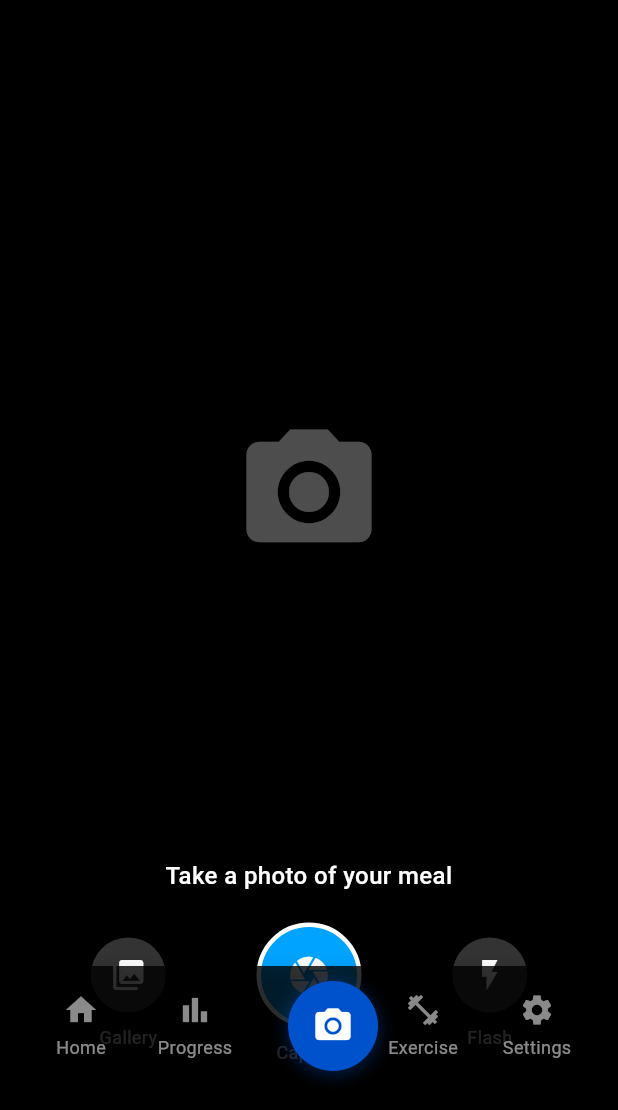
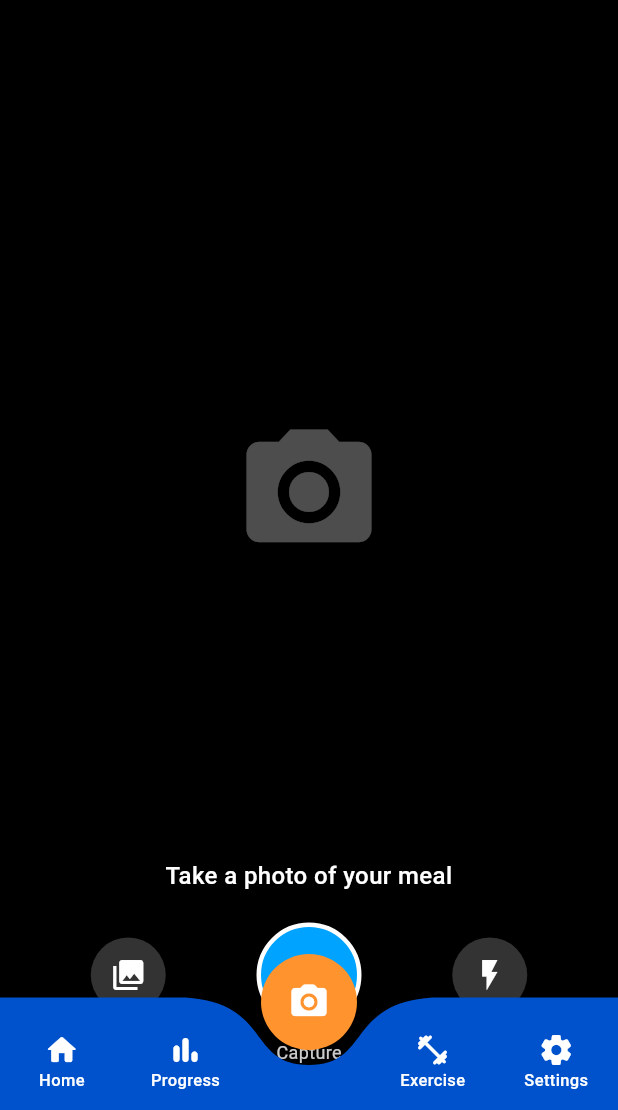
Before and after one commit to siho1117/food_cal_backup, a Flutter app: the screen it shows after launch, item 3 of the bottom bar chosen, on a phone screen of 412 x 824 dp, the part 126-1236 px from its top. Run offline on Flutter 3.47's test engine with Material 3 defaults, Android fonts, the phone set to English and light mode, and no system bars; drawn by our look-alikes of curved_navigation_bar; our stand-ins replace shared_preferences; accounts and stored records are empty.

```diff
--- a/lib/widgets/custom_bottom_nav.dart
+++ b/lib/widgets/custom_bottom_nav.dart
@@ -1,7 +1,8 @@
 import 'package:flutter/material.dart';
+import 'package:curved_navigation_bar/curved_navigation_bar.dart';
 import '../config/theme.dart';
 
-class CustomBottomNav extends StatefulWidget {
+class CustomBottomNav extends StatelessWidget {
   final int currentIndex;
   final Function(int) onTap;
 
@@ -12,216 +13,59 @@ class CustomBottomNav extends StatefulWidget {
   }) : super(key: key);
 
   @override
-  State<CustomBottomNav> createState() => _CustomBottomNavState();
-}
+  Widget build(BuildContext context) {
+    // Very dark beige, almost brown for stronger contrast
+    final navBarColor = AppTheme.primaryBlue; // Very dark beige
+    final primaryBlue = const Color.fromARGB(
+        255, 255, 147, 46); // App's primary blue for selected button
 
-class _CustomBottomNavState extends State<CustomBottomNav>
-    with SingleTickerProviderStateMixin {
-  late AnimationController _animationController;
-
-  // For interpolating between indices
-  late int _previousIndex;
-
-  @override
-  void initState() {
-    super.initState();
-    _previousIndex = widget.currentIndex;
-
-    _animationController = AnimationController(
-      vsync: this,
-      duration: const Duration(milliseconds: 300),
+    return CurvedNavigationBar(
+      index: currentIndex,
+      height: 75, // Maintained height
+      backgroundColor: Colors.transparent,
+      color: navBarColor, // Very dark beige navigation bar
+      buttonBackgroundColor: primaryBlue, // Selected button is blue
+      animationCurve: Curves.easeOutCubic,
+      animationDuration: const Duration(milliseconds: 400),
+      items: [
+        _buildNavItem(Icons.home_rounded, 'Home', 0),
+        _buildNavItem(Icons.bar_chart_rounded, 'Progress', 1),
+        _buildNavItem(Icons.camera_alt_rounded, 'Camera', 2),
+        _buildNavItem(Icons.fitness_center_rounded, 'Exercise', 3),
+        _buildNavItem(Icons.settings_rounded, 'Settings', 4),
+      ],
+      onTap: onTap,
     );
   }
 
-  @override
-  void dispose() {
-    _animationController.dispose();
-    super.dispose();
-  }
+  Widget _buildNavItem(IconData icon, String label, int index) {
+    final bool isSelected = currentIndex == index;
 
-  @override
-  void didUpdateWidget(CustomBottomNav oldWidget) {
-    super.didUpdateWidget(oldWidget);
-
-    if (widget.currentIndex != oldWidget.currentIndex) {
-      _previousIndex = oldWidget.currentIndex;
-      _animationController.forward(from: 0.0);
-    }
-  }
-
-  @override
-  Widget build(BuildContext context) {
-    // Get screen width only in build method
-    final screenWidth = MediaQuery.of(context).size.width;
-
-    return Container(
-      height: 80,
-      margin: const EdgeInsets.all(16),
-      decoration: BoxDecoration(
-        color: Colors.black.withOpacity(0.8),
-        borderRadius: BorderRadius.circular(30),
-        boxShadow: [
-          BoxShadow(
-            color: Colors.black.withOpacity(0.15),
-            blurRadius: 10,
-            spreadRadius: 1,
-            offset: const Offset(0, 4),
-          ),
-        ],
-      ),
-      child: Stack(
-        children: [
-          // Background items
-          Row(
-            mainAxisAlignment: MainAxisAlignment.spaceEvenly,
-            crossAxisAlignment: CrossAxisAlignment.center,
-            children: [
-              _buildTabItem(0, Icons.home, 'Home'),
-              _buildTabItem(1, Icons.bar_chart, 'Progress'),
-              Expanded(child: Container()), // Empty space for camera button
-              _buildTabItem(3, Icons.fitness_center, 'Exercise'),
-              _buildTabItem(4, Icons.settings, 'Settings'),
-            ],
-          ),
-
-          // Animated indicator
-          AnimatedBuilder(
-            animation: _animationController,
-            builder: (context, child) {
-              // Calculate start and end positions for animation
-              final itemWidth = screenWidth / 5;
-
-              // Current and previous positions
-              final double startPosition =
-                  _getPositionForIndex(_previousIndex, itemWidth);
-              final double endPosition =
-                  _getPositionForIndex(widget.currentIndex, itemWidth);
-
-              // Interpolate between positions based on animation value
-              final double currentPosition = startPosition +
-                  (_animationController.value * (endPosition - startPosition));
-
-              return Positioned(
-                left: currentPosition - 30, // Center the 60px wide circle
-                top: 10,
-                child: Container(
-                  width: 60,
-                  height: 60,
-                  decoration: BoxDecoration(
-                    color: widget.currentIndex == 2
-                        ? AppTheme.primaryBlue // Camera background color
-                        : Colors.green, // Regular indicator color
-                    shape: BoxShape.circle,
-                    boxShadow: [
-                      BoxShadow(
-                        color: (widget.currentIndex == 2
-                                ? AppTheme.primaryBlue
-                                : Colors.green)
-                            .withOpacity(0.3),
-                        blurRadius: 8,
-                        spreadRadius: 2,
-                        offset: const Offset(0, 2),
-                      ),
-                    ],
-                  ),
-                  child: Icon(
-                    _getIconForIndex(widget.currentIndex),
-                    color: Colors.white,
-                    size: 28,
-                  ),
-                ),
-              );
-            },
-          ),
-
-          // Clickable areas (transparent overlays)
-          Row(
-            mainAxisAlignment: MainAxisAlignment.spaceEvenly,
-            children: [
-              _buildTappableArea(0),
-              _buildTappableArea(1),
-              _buildTappableArea(2), // Camera
-              _buildTappableArea(3),
-              _buildTappableArea(4),
-            ],
-          ),
-        ],
-      ),
-    );
-  }
-
-  // Calculate position based on index and item width
-  double _getPositionForIndex(int index, double itemWidth) {
-    switch (index) {
-      case 0:
-        return itemWidth / 2;
-      case 1:
-        return itemWidth * 1.5;
-      case 2:
-        return itemWidth * 2.5; // Camera button position
-      case 3:
-        return itemWidth * 3.5; // Exercise
-      case 4:
-        return itemWidth * 4.5;
-      default:
-        return 0.0;
-    }
-  }
-
-  IconData _getIconForIndex(int index) {
-    switch (index) {
-      case 0:
-        return Icons.home;
-      case 1:
-        return Icons.bar_chart;
-      case 2:
-        return Icons.camera_alt;
-      case 3:
-        return Icons.fitness_center;
-      case 4:
-        return Icons.settings;
-      default:
-        return Icons.home;
-    }
-  }
-
-  Widget _buildTabItem(int index, IconData icon, String label) {
-    final bool isSelected = widget.currentIndex == index;
-    final Color color = isSelected ? Colors.green : Colors.white54;
-
-    return Expanded(
+    return Padding(
+      padding: isSelected
+          ? const EdgeInsets.all(10.0) // Regular padding for selected items
+          : const EdgeInsets.fromLTRB(
+              10, 16, 10, 5), // More top padding for unselected
       child: Column(
-        mainAxisAlignment: MainAxisAlignment.center,
+        mainAxisSize: MainAxisSize.min,
         children: [
           Icon(
             icon,
-            color: color,
-            size: 24,
+            size: isSelected ? 28 : 24,
+            color: Colors.white,
           ),
-          const SizedBox(height: 4),
+          // Only show label if not selected (as selected items move up)
+          if (!isSelected)
             Text(
               label,
-            style: TextStyle(
-              color: color,
-              fontSize: 12,
-              fontWeight: isSelected ? FontWeight.bold : FontWeight.normal,
+              style: const TextStyle(
+                color: Colors.white,
+                fontSize: 11,
+                fontWeight: FontWeight.w500,
               ),
             ),
         ],
       ),
     );
   }
-
-  Widget _buildTappableArea(int index) {
-    return Expanded(
-      child: GestureDetector(
-        behavior: HitTestBehavior.opaque,
-        onTap: () => widget.onTap(index),
-        child: Container(
-          height: 80,
-          color: Colors.transparent,
-        ),
-      ),
-    );
 }
-}
--- a/pubspec.yaml
+++ b/pubspec.yaml
@@ -34,6 +34,8 @@ dependencies:
   shared_preferences: ^2.2.0
   intl: ^0.18.0  # For date formatting
   permission_handler: ^10.0.0  # Add this line
+  curved_navigation_bar: ^1.0.6 # Latest version as of pub.dev
+
 
   # The following adds the Cupertino Icons font to your application.
   # Use with the CupertinoIcons class for iOS style icons.
```
Also changed, not shown: pubspec.lock. Lines whose indentation alone changed are shown as unchanged.
